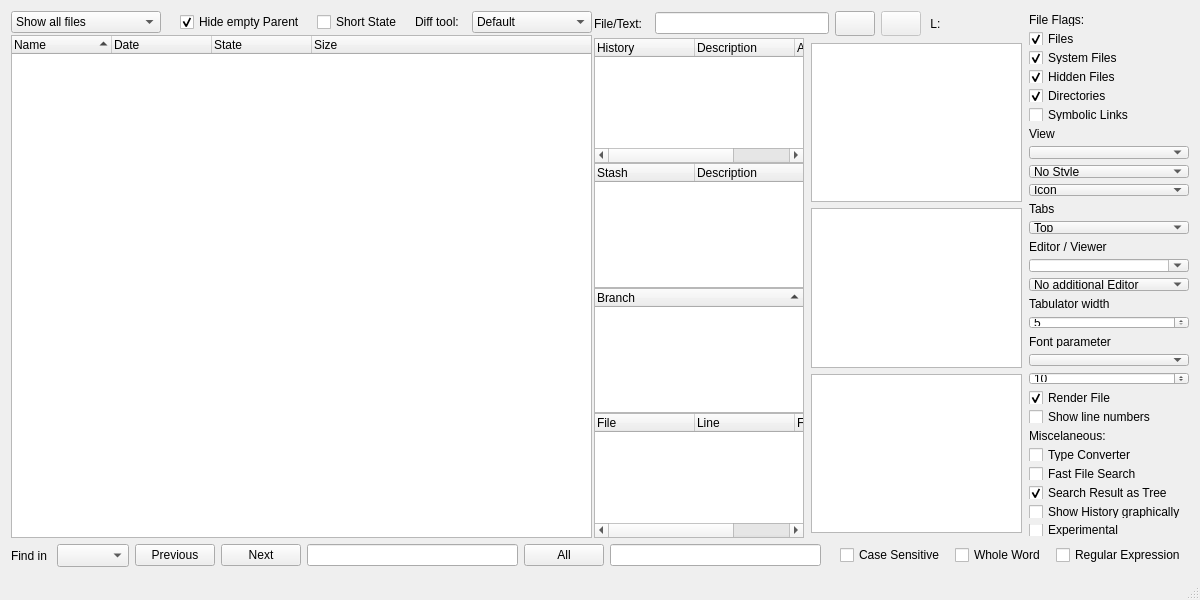
First picture: the form in source/mainwindow.ui, repository Rolloke/GUI-Apps, before the edit.
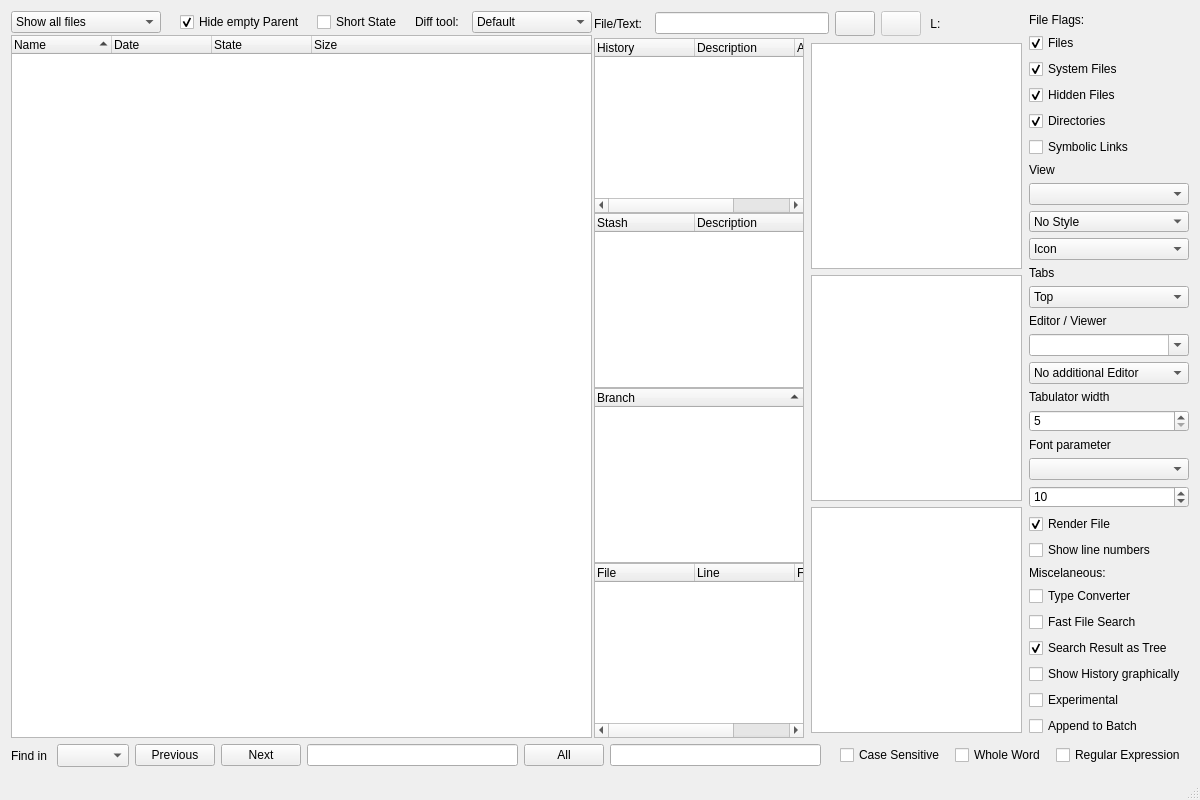
Second picture: the form after the edit. Icons and pictures are not drawn. Custom widgets are drawn as their Qt base class.

Commit message: implemented background batch commands

Patch:
```diff
--- a/source/mainwindow.ui
+++ b/source/mainwindow.ui
@@ -7,7 +7,7 @@
     <x>0</x>
     <y>0</y>
     <width>1200</width>
-    <height>600</height>
+    <height>800</height>
    </rect>
   </property>
   <property name="windowTitle">
@@ -1123,6 +1123,16 @@
           </property>
          </widget>
         </item>
+        <item>
+         <widget class="QCheckBox" name="ckAppendToBatch">
+          <property name="statusTip">
+           <string>Append background command to batch list, if busy</string>
+          </property>
+          <property name="text">
+           <string>Append to Batch</string>
+          </property>
+         </widget>
+        </item>
        </layout>
       </item>
      </layout>
```
The commit also changes 4 other files.
